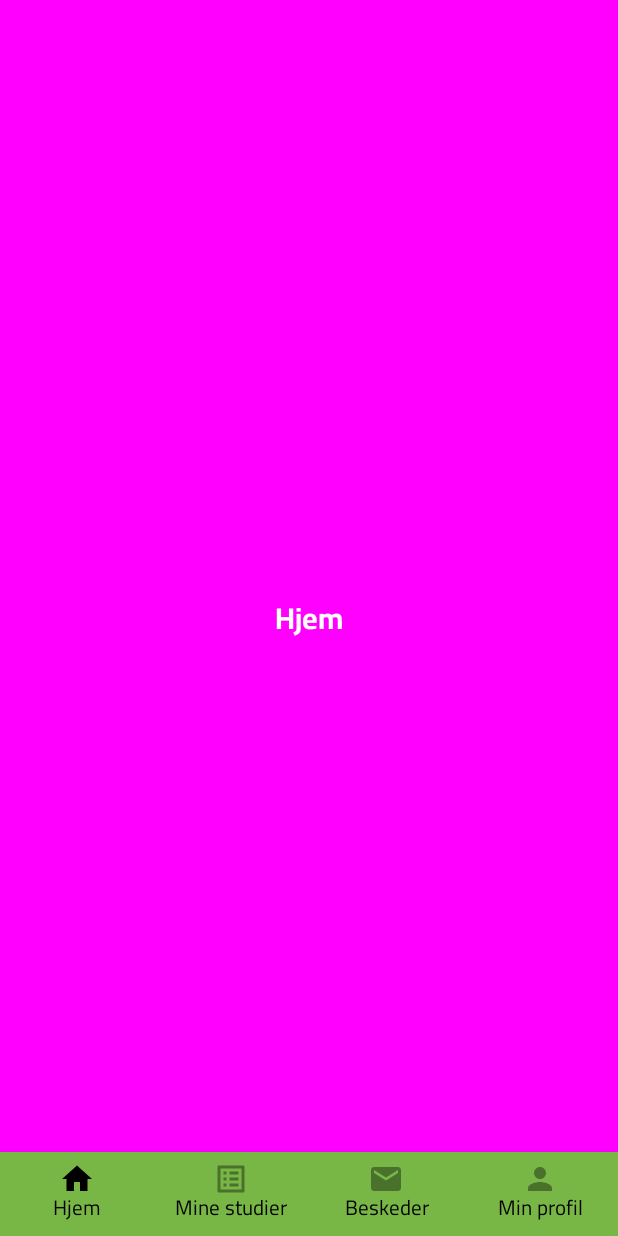
After one commit to MarkBidstrup/PB1, an Android app built with Jetpack Compose: the HomeScreen screen opened through its navigation route, on a phone screen of 412 x 824 dp. The commit adds this screen. Run offline under Robolectric (Android 15) with nearby library versions, the phone set to English and light mode, and no system bars.

Commit message:
navigation bar

```diff
--- a/PB1ProbeApplication/app/build.gradle
+++ b/PB1ProbeApplication/app/build.gradle
@@ -43,6 +43,7 @@ android {
             excludes += '/META-INF/{AL2.0,LGPL2.1}'
         }
     }
+    namespace 'com.example.pb1_probe_application'
 }
 
 dependencies {
@@ -60,6 +61,6 @@ dependencies {
     androidTestImplementation "androidx.compose.ui:ui-test-junit4:$compose_version"
     debugImplementation "androidx.compose.ui:ui-tooling:$compose_version"
     debugImplementation "androidx.compose.ui:ui-test-manifest:$compose_version"
-
+    implementation "androidx.navigation:navigation-compose:2.5.2"
     implementation "androidx.lifecycle:lifecycle-viewmodel-compose:2.5.1"
 }
--- a/PB1ProbeApplication/app/src/main/AndroidManifest.xml
+++ b/PB1ProbeApplication/app/src/main/AndroidManifest.xml
@@ -1,7 +1,6 @@
 <?xml version="1.0" encoding="utf-8"?>
 <manifest xmlns:android="http://schemas.android.com/apk/res/android"
-    xmlns:tools="http://schemas.android.com/tools"
-    package="com.example.pb1_probe_application">
+    xmlns:tools="http://schemas.android.com/tools">
 
     <application
         android:allowBackup="true"
--- a/PB1ProbeApplication/app/src/main/java/com/example/pb1_probe_application/MainActivity.kt
+++ b/PB1ProbeApplication/app/src/main/java/com/example/pb1_probe_application/MainActivity.kt
@@ -25,7 +25,8 @@ class MainActivity : ComponentActivity() {
                 ) {
 //                    Greeting("Android")
 //                    EditProfileScreen("researcher")
-                    ProfileScreen("patient")
+                       MainHome()
+                    //ProfileScreen("patient")
                 }
             }
         }
--- /dev/null
+++ b/PB1ProbeApplication/app/src/main/java/com/example/pb1_probe_application/ui/HomeScreen.kt
@@ -0,0 +1,40 @@
+package com.example.pb1_probe_application.ui
+
+import androidx.compose.foundation.background
+import androidx.compose.foundation.layout.Box
+import androidx.compose.foundation.layout.fillMaxSize
+import androidx.compose.material.Icon
+import androidx.compose.material.MaterialTheme
+import androidx.compose.material.Text
+import androidx.compose.runtime.Composable
+import androidx.compose.ui.Alignment
+import androidx.compose.ui.Modifier
+import androidx.compose.ui.graphics.Color
+import androidx.compose.ui.graphics.vector.ImageVector
+import androidx.compose.ui.text.font.FontWeight
+import androidx.compose.ui.tooling.preview.Preview
+
+@Composable
+fun HomeScreen() {
+    Box(
+        modifier = Modifier
+            .fillMaxSize()
+            .background(Color.Magenta),
+        contentAlignment = Alignment.Center
+    ) {
+
+        Text(
+            text = "Hjem",
+            fontSize = MaterialTheme.typography.h3.fontSize,
+            fontWeight = FontWeight.Bold,
+            color = Color.White
+        )
+
+    }
+}
+
+@Composable
+@Preview
+fun HomeScreenPreview() {
+    HomeScreen()
+}
--- /dev/null
+++ b/PB1ProbeApplication/app/src/main/java/com/example/pb1_probe_application/ui/navBar.kt
@@ -0,0 +1,130 @@
+package com.example.pb1_probe_application.ui
+
+
+
+import androidx.compose.foundation.background
+import androidx.compose.foundation.layout.RowScope
+import androidx.compose.material.*
+import androidx.compose.runtime.Composable
+import androidx.compose.runtime.getValue
+import androidx.compose.ui.Modifier
+import androidx.compose.ui.graphics.Color
+import androidx.compose.ui.unit.sp
+import androidx.navigation.NavDestination
+import androidx.navigation.NavDestination.Companion.hierarchy
+import androidx.navigation.NavGraph.Companion.findStartDestination
+import androidx.navigation.NavHostController
+import androidx.navigation.compose.NavHost
+import androidx.navigation.compose.composable
+import androidx.navigation.compose.currentBackStackEntryAsState
+import androidx.navigation.compose.rememberNavController
+import com.example.pb1_probe_application.data.Datasource
+import com.example.pb1_probe_application.model.BottomBarItems
+import com.example.pb1_probe_application.ui.theme.Cairo
+import com.example.pb1_probe_application.ui.theme.NavBarColorGreen
+
+
+@Composable
+fun MainHome(){
+    val navController = rememberNavController()
+    Scaffold(
+        bottomBar = {
+            BottomBar(navController = navController)
+        }
+    ) {
+        BottomNavGraph(navController = navController)
+    }
+}
+
+@Composable
+fun BottomBar(navController: NavHostController){
+    val screens = listOf(
+        BottomBarItems.Home,
+        BottomBarItems.Trails,
+        BottomBarItems.Messages,
+        BottomBarItems.Profile
+    )
+    val navBackStackEntry by navController.currentBackStackEntryAsState()
+    val currentDestination = navBackStackEntry?.destination
+
+    BottomNavigation(
+        // Customize navigationBAR here :)
+        backgroundColor = NavBarColorGreen,
+
+
+        ) {
+        screens.forEach{
+                screens ->
+            addItem(screen = screens, currentDestination =currentDestination , navController =navController )
+        }
+
+    }
+
+}
+@Composable
+fun RowScope.addItem(
+    screen: BottomBarItems,
+    currentDestination: NavDestination?,
+    navController: NavHostController
+){
+    BottomNavigationItem(
+        label = {
+            Text(text = screen.title,
+            fontFamily = Cairo,
+            fontSize = 14.sp,
+                color = Color.Black
+            )
+
+        },
+        icon = {
+            Icon(
+                imageVector = screen.icon,
+                contentDescription = "Navigation Icon"
+
+            )
+        },
+        selected = currentDestination?.hierarchy?.any {
+            it.route == screen.route
+        } == true,
+        // unselected items will appear less brighter with this code
+        unselectedContentColor = LocalContentColor.current.copy(alpha = ContentAlpha.disabled),
+        onClick = {
+            navController.navigate(screen.route) {
+                // this code will make sure that we can head back to
+                // our start screen destination when we click on back button (Home screen)
+                popUpTo(navController.graph.findStartDestination().id)
+                launchSingleTop = true
+            }
+        }
+    )
+
+}
+
+
+
+
+
+
+
+
+@Composable
+fun BottomNavGraph(navController: NavHostController) {
+    NavHost(navController = navController,
+        startDestination = BottomBarItems.Home.route
+    ) {
+        composable(route = BottomBarItems.Home.route) {
+            HomeScreen()
+        }
+        composable(route = BottomBarItems.Trails.route) {
+            TrialListingsScreen()
+
+        }
+        composable(route = BottomBarItems.Messages.route) {
+            NotificationsScreen()
+        }
+        composable(route = BottomBarItems.Profile.route) {
+
+            ProfileScreen(user = "patient" )
+        }
+    }
+}
--- a/PB1ProbeApplication/build.gradle
+++ b/PB1ProbeApplication/build.gradle
@@ -4,8 +4,8 @@ buildscript {
     }
 }// Top-level build file where you can add configuration options common to all sub-projects/modules.
 plugins {
-    id 'com.android.application' version '7.2.2' apply false
-    id 'com.android.library' version '7.2.2' apply false
+    id 'com.android.application' version '7.3.0' apply false
+    id 'com.android.library' version '7.3.0' apply false
     id 'org.jetbrains.kotlin.android' version '1.5.31' apply false
 }
 
```
Also changed, not shown: PB1ProbeApplication/app/src/main/java/com/example/pb1_probe_application/model/BottomBarItems.kt (added, +32 -0 lines), PB1ProbeApplication/gradle/wrapper/gradle-wrapper.properties.
